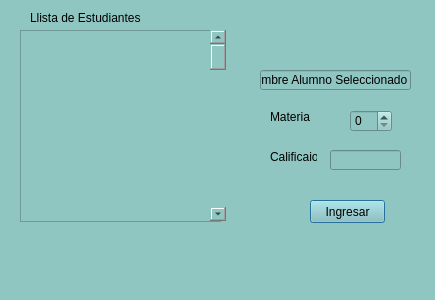
This is calificacion.ui in TellaCampos/proyecto-escuela as Qt 5 draws it before an edit. The edited form follows.
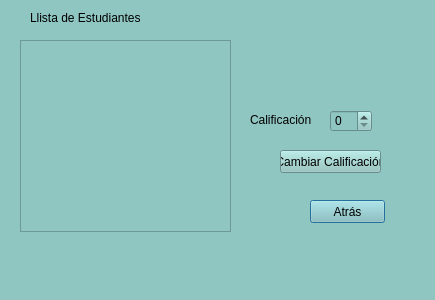
This is the edited form.

```diff
--- a/calificacion.ui
+++ b/calificacion.ui
@@ -29,59 +29,10 @@
     <string>Llista de Estudiantes</string>
    </property>
   </widget>
-  <widget class="QListWidget" name="listWidget">
-   <property name="geometry">
-    <rect>
-     <x>20</x>
-     <y>30</y>
-     <width>201</width>
-     <height>192</height>
-    </rect>
-   </property>
-  </widget>
-  <widget class="QScrollBar" name="verticalScrollBar">
-   <property name="geometry">
-    <rect>
-     <x>210</x>
-     <y>30</y>
-     <width>16</width>
-     <height>191</height>
-    </rect>
-   </property>
-   <property name="orientation">
-    <enum>Qt::Vertical</enum>
-   </property>
-  </widget>
-  <widget class="QLineEdit" name="lineEdit">
-   <property name="geometry">
-    <rect>
-     <x>260</x>
-     <y>70</y>
-     <width>151</width>
-     <height>20</height>
-    </rect>
-   </property>
-   <property name="text">
-    <string>Nombre Alumno Seleccionado</string>
-   </property>
-  </widget>
-  <widget class="QLabel" name="label_2">
-   <property name="geometry">
-    <rect>
-     <x>270</x>
-     <y>110</y>
-     <width>47</width>
-     <height>13</height>
-    </rect>
-   </property>
-   <property name="text">
-    <string>Materia</string>
-   </property>
-  </widget>
   <widget class="QSpinBox" name="materias">
    <property name="geometry">
     <rect>
-     <x>350</x>
+     <x>330</x>
      <y>110</y>
      <width>42</width>
      <height>22</height>
@@ -91,25 +42,15 @@
   <widget class="QLabel" name="label_3">
    <property name="geometry">
     <rect>
-     <x>270</x>
-     <y>150</y>
-     <width>47</width>
-     <height>13</height>
-    </rect>
-   </property>
-   <property name="text">
-    <string>Calificaion</string>
-   </property>
-  </widget>
-  <widget class="QLineEdit" name="lineEdit_2">
-   <property name="geometry">
-    <rect>
-     <x>330</x>
-     <y>150</y>
-     <width>71</width>
+     <x>250</x>
+     <y>110</y>
+     <width>61</width>
      <height>20</height>
     </rect>
    </property>
+   <property name="text">
+    <string>Calificación</string>
+   </property>
   </widget>
   <widget class="QPushButton" name="pushButton">
    <property name="geometry">
@@ -121,7 +62,56 @@
     </rect>
    </property>
    <property name="text">
-    <string>Ingresar</string>
+    <string>Atrás</string>
+   </property>
+  </widget>
+  <widget class="QListView" name="listView">
+   <property name="geometry">
+    <rect>
+     <x>20</x>
+     <y>40</y>
+     <width>211</width>
+     <height>192</height>
+    </rect>
+   </property>
+  </widget>
+  <widget class="QLabel" name="label_6">
+   <property name="geometry">
+    <rect>
+     <x>260</x>
+     <y>40</y>
+     <width>151</width>
+     <height>20</height>
+    </rect>
+   </property>
+   <property name="text">
+    <string/>
+   </property>
+  </widget>
+  <widget class="QLabel" name="label_7">
+   <property name="geometry">
+    <rect>
+     <x>260</x>
+     <y>70</y>
+     <width>151</width>
+     <height>20</height>
+    </rect>
+   </property>
+   <property name="text">
+    <string/>
+   </property>
+  </widget>
+  <widget class="QPushButton" name="pushButton_2">
+   <property name="geometry">
+    <rect>
+     <x>280</x>
+     <y>150</y>
+     <width>101</width>
+     <height>23</height>
+    </rect>
+   </property>
+   <property name="text">
+    <string>Cambiar Calificación</string>
    </property>
   </widget>
  </widget>
```
